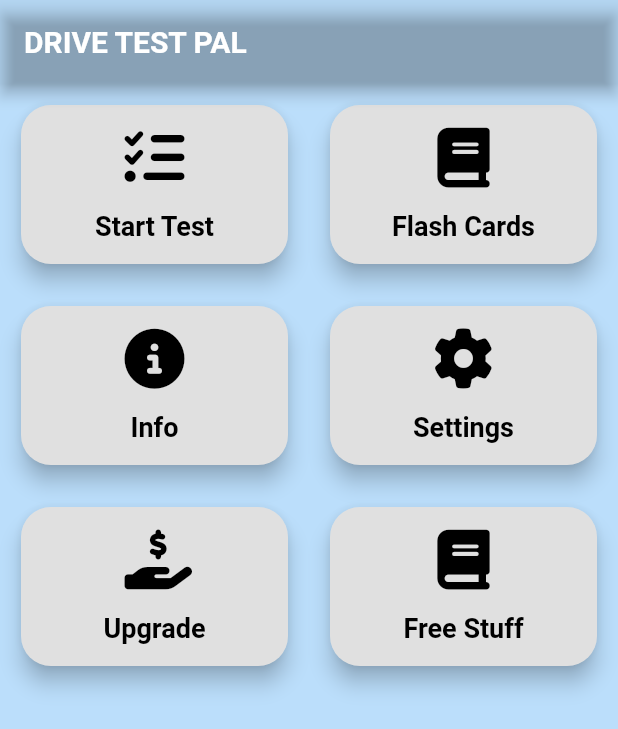
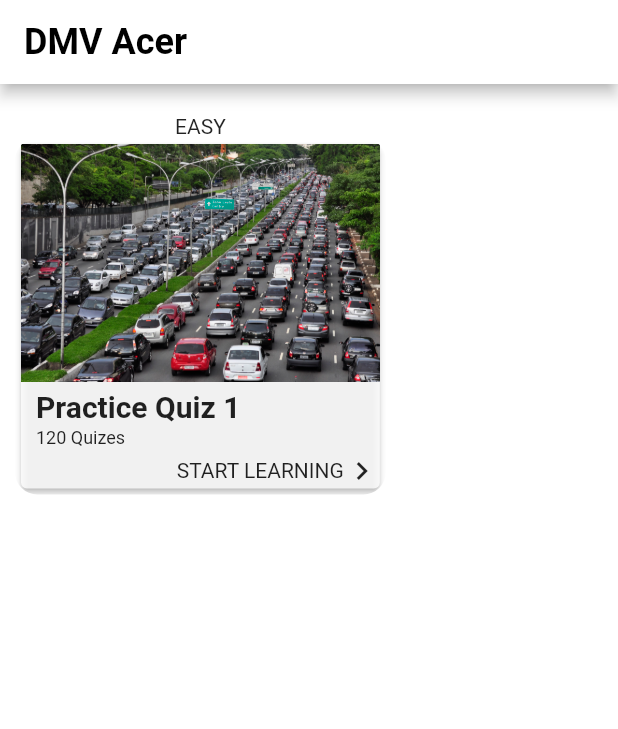
Before and after one commit to MJI-Abir/Drive-TestPal, a Flutter app: the screen it shows after launch, on a phone screen of 412 x 824 dp. Shown: the top 729 px of the screen. Run offline on Flutter 3.47's test engine with Material 2 defaults, Android fonts, the phone set to English and light mode, and no system bars; our stand-ins replace bloc, flutter_bloc, font_awesome_flutter, google_fonts, rflutter_alert; Roboto replaces fonts that are missing (Barriecito).

Commit message:
updated ui

```diff
--- a/lib/constants/constants.dart
+++ b/lib/constants/constants.dart
@@ -2,7 +2,7 @@ import 'package:flutter/material.dart';
 
 const kDefaultElevation = 6.0;
 
-const kAppThemeColor = Color(0xFF08272c);
+const kAppThemeColor = Colors.white;
 const kActiveCardColor = Color(0xFF1c1e1f);
 const kInactiveCardColor = Color(0x100c353b);
 const kBottomContainerColor = Color(0xFFEB1555);
--- a/lib/enums/enum.dart
+++ b/lib/enums/enum.dart
@@ -6,3 +6,9 @@ enum QuestionTypeEnum{
   laneChange,
   parking,
 }
+
+enum Difficulty{
+  easy,
+  medium,
+  hard,
+}
--- a/lib/features/home/ui/home.dart
+++ b/lib/features/home/ui/home.dart
@@ -1,8 +1,9 @@
+import 'package:drive_test_pal/constants/constants.dart';
 import 'package:drive_test_pal/features/home/widgets/reusable_card_widget.dart';
 import 'package:drive_test_pal/config/routes/app_routes.dart';
-import 'package:drive_test_pal/constants/constants.dart';
 import 'package:flutter/material.dart';
 import 'package:font_awesome_flutter/font_awesome_flutter.dart';
+import 'package:google_fonts/google_fonts.dart';
 
 class Home extends StatelessWidget {
   const Home({super.key});
@@ -11,61 +12,178 @@ class Home extends StatelessWidget {
   Widget build(BuildContext context) {
     return Scaffold(
       appBar: AppBar(
-        backgroundColor: kAppBarColor,
+        backgroundColor: kAppThemeColor,
         // centerTitle: true,
-        title: const Text(
-          'DRIVE TEST PAL',
-          style: kTitleTextStyle,
+        title: Text(
+          'DMV Acer',
+          style: GoogleFonts.barriecito(
+              fontSize: 24.0, color: Colors.black, fontWeight: FontWeight.w600),
         ),
       ),
-      body: SingleChildScrollView(
+      body: const SingleChildScrollView(
         child: Column(
           children: <Widget>[
-            Row(
-              children: <Widget>[
-                ReusableCardWidget(
-                    iconData: FontAwesomeIcons.listCheck,
-                    cardLabel: 'Start Test',
-                    navigateTo: AppRoutes.quizPage,
-                    context: context),
-                ReusableCardWidget(
-                    iconData: FontAwesomeIcons.book,
-                    cardLabel: 'Flash Cards',
-                    navigateTo: AppRoutes.questionCategoryPage,
-                    context: context),
-              ],
+            Padding(
+              padding: EdgeInsets.only(top: kDefaultPadding * 2),
+              child: Text(
+                'EASY',
+              ),
             ),
-            Row(
-              children: <Widget>[
-                ReusableCardWidget(
-                    iconData: FontAwesomeIcons.circleInfo,
-                    cardLabel: 'Info',
-                    navigateTo: '/',
-                    context: context),
-                ReusableCardWidget(
-                    iconData: FontAwesomeIcons.gear,
-                    cardLabel: 'Settings',
-                    navigateTo: '/',
-                    context: context),
-              ],
-            ),
-            Row(
-              children: <Widget>[
-                ReusableCardWidget(
-                    iconData: FontAwesomeIcons.handHoldingDollar,
-                    cardLabel: 'Upgrade',
-                    navigateTo: '/',
-                    context: context),
-                ReusableCardWidget(
-                    iconData: FontAwesomeIcons.book,
-                    cardLabel: 'Free Stuff',
-                    navigateTo: '/',
-                    context: context),
-              ],
-            ),
+            StartTestCard(),
           ],
         ),
       ),
     );
   }
 }
+
+class StartTestCard extends StatelessWidget {
+  const StartTestCard({super.key});
+
+  @override
+  Widget build(BuildContext context) {
+    return Padding(
+      padding: const EdgeInsets.only(
+        left: kDefaultPadding,
+        right: kDefaultPadding,
+      ),
+      child: ClipRRect(
+        borderRadius: const BorderRadius.all(
+          Radius.circular(kBorderRadius + 5.0),
+        ),
+        child: SizedBox(
+          width: MediaQuery.of(context).size.width * .6,
+          child: Card(
+            elevation: 2,
+            color: kAppThemeColor.withOpacity(0.8),
+            child: Column(
+              children: [
+                const Image(
+                  image: AssetImage('assets/images/traffic1.jpg'),
+                  fit: BoxFit.fill,
+                ),
+                const SizedBox(
+                  height: 5,
+                ),
+                Container(
+                  margin: const EdgeInsets.only(left: kDefaultPadding),
+                  alignment: Alignment.centerLeft,
+                  child: Text(
+                    'Practice Quiz 1',
+                    style: GoogleFonts.aBeeZee(
+                      textStyle: const TextStyle(
+                        fontSize: 20,
+                        fontWeight: FontWeight.w600,
+                      ),
+                    ),
+                  ),
+                ),
+                const SizedBox(
+                  height: 5 / 2,
+                ),
+                Container(
+                  margin: const EdgeInsets.only(left: kDefaultPadding),
+                  alignment: Alignment.centerLeft,
+                  child: const Text(
+                    '120 Quizes',
+                    style: TextStyle(
+                      fontSize: 12,
+                    ),
+                  ),
+                ),
+                const SizedBox(
+                  height: 5 / 2,
+                ),
+                Row(
+                  mainAxisAlignment: MainAxisAlignment.end,
+                  children: [
+                    Text(
+                      'START LEARNING',
+                      style: GoogleFonts.aBeeZee(
+                        textStyle: const TextStyle(fontWeight: FontWeight.w400),
+                      ),
+                    ),
+                    const Icon(Icons.navigate_next_outlined),
+                  ],
+                )
+              ],
+            ),
+          ),
+        ),
+      ),
+    );
+  }
+}
+
+
+
+
+
+
+
+
+
+
+            // Row(
+            //   children: <Widget>[
+            //     ReusableCardWidget(
+            //         iconData: FontAwesomeIcons.listCheck,
+            //         cardLabel: 'Start Test',
+            //         navigateTo: AppRoutes.quizPage,
+            //         context: context),
+            //     ReusableCardWidget(
+            //         iconData: FontAwesomeIcons.book,
+            //         cardLabel: 'Flash Cards',
+            //         navigateTo: AppRoutes.questionCategoryPage,
+            //         context: context),
+            //   ],
+            // ),
+            // Row(
+            //   children: <Widget>[
+            //     ReusableCardWidget(
+            //         iconData: FontAwesomeIcons.circleInfo,
+            //         cardLabel: 'Info',
+            //         navigateTo: '/',
+            //         context: context),
+            //     ReusableCardWidget(
+            //         iconData: FontAwesomeIcons.gear,
+            //         cardLabel: 'Settings',
+            //         navigateTo: '/',
+            //         context: context),
+            //   ],
+            // ),
+            // Row(
+            //   children: <Widget>[
+            //     ReusableCardWidget(
+            //         iconData: FontAwesomeIcons.handHoldingDollar,
+            //         cardLabel: 'Upgrade',
+            //         navigateTo: '/',
+            //         context: context),
+            //     ReusableCardWidget(
+            //         iconData: FontAwesomeIcons.book,
+            //         cardLabel: 'Free Stuff',
+            //         navigateTo: '/',
+            //         context: context),
+            //   ],
+            // ),
+            // Text('data'),
+            // Text('hello from Bangladesh'),
+            // Text('yo yo whats happeninere'),
+            // Card(
+            //   child: Column(
+            //     children: <Widget> [
+            //       Expanded(
+            //         child: Container(
+            //           decoration: BoxDecoration(
+            //             borderRadius: BorderRadius.circular(50),
+            //             image: const DecorationImage(
+            //               image: AssetImage('assets/images/traffic1.jpg'),
+            //               fit: BoxFit.fill,
+            //             ),
+            //           ),
+            //         ),
+            //       ),
+            //       const Text('practice Test 1'),
+            //     ],
+            //   ),
+            // ),
--- a/lib/features/home/widgets/reusable_card_widget.dart
+++ b/lib/features/home/widgets/reusable_card_widget.dart
@@ -30,7 +30,7 @@ class ReusableCardWidget extends StatelessWidget {
             child: Container(
                 padding: const EdgeInsets.all(kDefaultPadding + 5.0),
                 decoration: BoxDecoration(
-                  color: kOptionDefaultColor,
+                  color: kAppThemeColor.withOpacity(0.8),
                   borderRadius: BorderRadius.circular(kBorderRadius + 10.0),
                 ),
                 child: IconContent(icon: iconData, label: cardLabel)),
--- a/lib/main.dart
+++ b/lib/main.dart
@@ -15,7 +15,7 @@ class DriveTestPal extends StatelessWidget {
       debugShowCheckedModeBanner: false,
       theme: ThemeData.light().copyWith(
         primaryColor: kAppThemeColor,
-        scaffoldBackgroundColor: Colors.blue[100],
+        scaffoldBackgroundColor: kAppThemeColor,
       ),
       initialRoute: AppRoutes.homePage,
       routes: AppRoutes.routes,
--- a/pubspec.yaml
+++ b/pubspec.yaml
@@ -22,3 +22,5 @@ dev_dependencies:
 
 flutter:
   uses-material-design: true
+  assets:
+    - assets/images/
```
Also changed, not shown: lib/features/quiz/quiz_brain.dart (+6 -2 lines), lib/features/quiz/ui/quiz.dart (+30 -14 lines), lib/features/quiz/widgets/options_widget.dart (+6 -5 lines), assets/images/traffic1.jpg (added).
